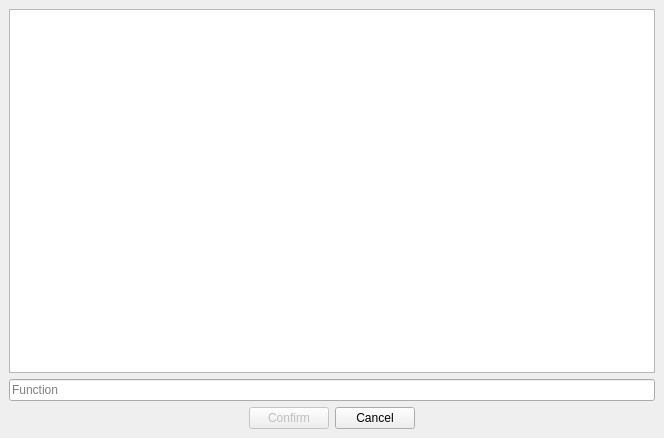
Above: editor/echo/Editor/UI/ChooseDialog/ChannelExpressionDialog/ChannelExpressionDialog.ui from timi-liuliang/echo before the change. Below: the same form after it.
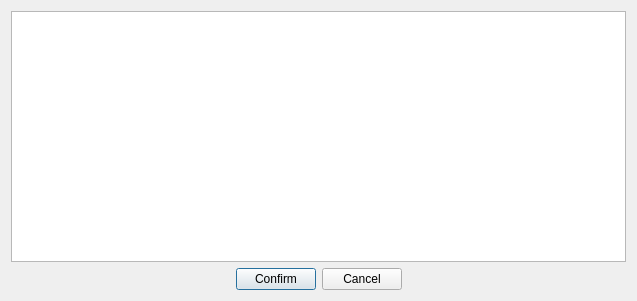
That is the form after the change.

Commit message: Channel support edit #390

The edit to the form file:
```diff
--- a/editor/echo/Editor/UI/ChooseDialog/ChannelExpressionDialog/ChannelExpressionDialog.ui
+++ b/editor/echo/Editor/UI/ChooseDialog/ChannelExpressionDialog/ChannelExpressionDialog.ui
@@ -6,47 +6,16 @@
    <rect>
     <x>0</x>
     <y>0</y>
-    <width>664</width>
-    <height>438</height>
+    <width>637</width>
+    <height>301</height>
    </rect>
   </property>
   <property name="windowTitle">
    <string>Node Path Choose</string>
   </property>
   <layout class="QVBoxLayout" name="verticalLayout">
-   <property name="leftMargin">
-    <number>9</number>
-   </property>
-   <property name="topMargin">
-    <number>9</number>
-   </property>
-   <property name="rightMargin">
-    <number>9</number>
-   </property>
-   <property name="bottomMargin">
-    <number>9</number>
-   </property>
    <item>
-    <widget class="QTreeWidget" name="m_treeWidget">
-     <property name="headerHidden">
-      <bool>true</bool>
-     </property>
-     <column>
-      <property name="text">
-       <string notr="true">1</string>
-      </property>
-     </column>
-    </widget>
-   </item>
-   <item>
-    <widget class="QLineEdit" name="m_functionNameLineEdit">
-     <property name="inputMask">
-      <string/>
-     </property>
-     <property name="placeholderText">
-      <string>Function</string>
-     </property>
-    </widget>
+    <widget class="QTextEdit" name="m_textEditExression"/>
    </item>
    <item>
     <layout class="QHBoxLayout" name="horizontalLayout">
@@ -66,7 +35,7 @@
      <item>
       <widget class="QPushButton" name="m_ok">
        <property name="enabled">
-        <bool>false</bool>
+        <bool>true</bool>
        </property>
        <property name="text">
         <string>Confirm</string>
```
Left out of the diff: 28 changed lines with no effect on the pictures. The commit also changes 7 other files.
